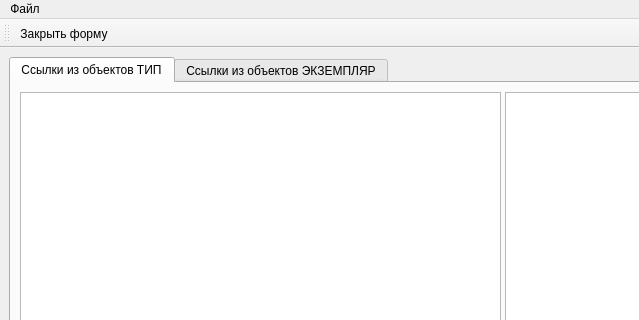
VladisGol/platon-accs, file EssForms/LinksExplorer.ui: the form before one commit; both pictures show x 0 to 639 and y 0 to 320 of the 1006 by 612 pixel window.
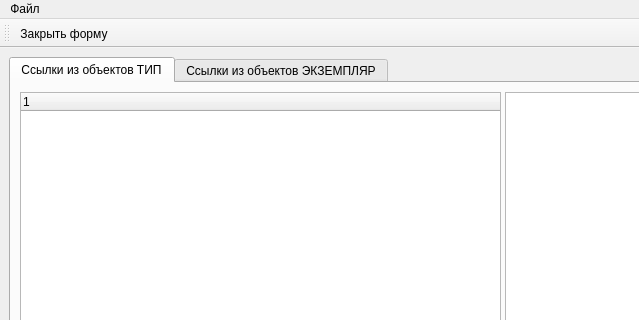
The form after the commit. Icons and pictures are not drawn. Custom widgets are drawn as their Qt base class.

Diff of the .ui file:
```diff
--- a/EssForms/LinksExplorer.ui
+++ b/EssForms/LinksExplorer.ui
@@ -25,11 +25,17 @@
        </attribute>
        <layout class="QGridLayout" name="gridLayout_2" >
         <item row="0" column="0" >
-         <widget class="QSplitter" name="splitter" >
+         <widget class="QSplitter" name="splitter_2" >
           <property name="orientation" >
            <enum>Qt::Horizontal</enum>
           </property>
-          <widget class="QTreeView" name="EidosTreeView_Hyp" />
+          <widget class="QEidosTreeWidget" name="HEidosTreeWidget" >
+           <column>
+            <property name="text" >
+             <string>1</string>
+            </property>
+           </column>
+          </widget>
           <widget class="QTableView" name="tableView_Hyp" />
          </widget>
         </item>
@@ -41,7 +47,7 @@
        </attribute>
        <layout class="QGridLayout" name="gridLayout_3" >
         <item row="0" column="0" >
-         <widget class="QSplitter" name="splitter_2" >
+         <widget class="QSplitter" name="splitter" >
           <property name="orientation" >
            <enum>Qt::Horizontal</enum>
           </property>
@@ -94,6 +100,13 @@
    </property>
   </action>
  </widget>
+ <customwidgets>
+  <customwidget>
+   <class>QEidosTreeWidget</class>
+   <extends>QTreeWidget</extends>
+   <header>qeidostreewidget.h</header>
+  </customwidget>
+ </customwidgets>
  <resources>
   <include location="../images/resources.qrc" />
  </resources>
```
Left out of the diff: 32 changed lines with no effect on the pictures.
